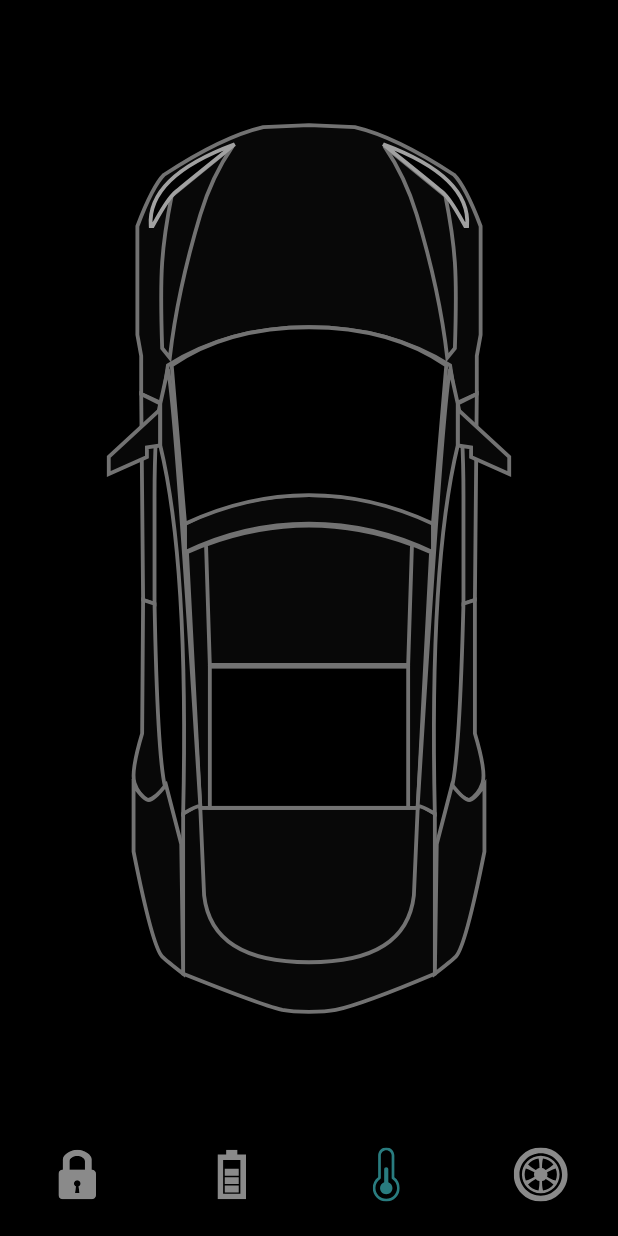
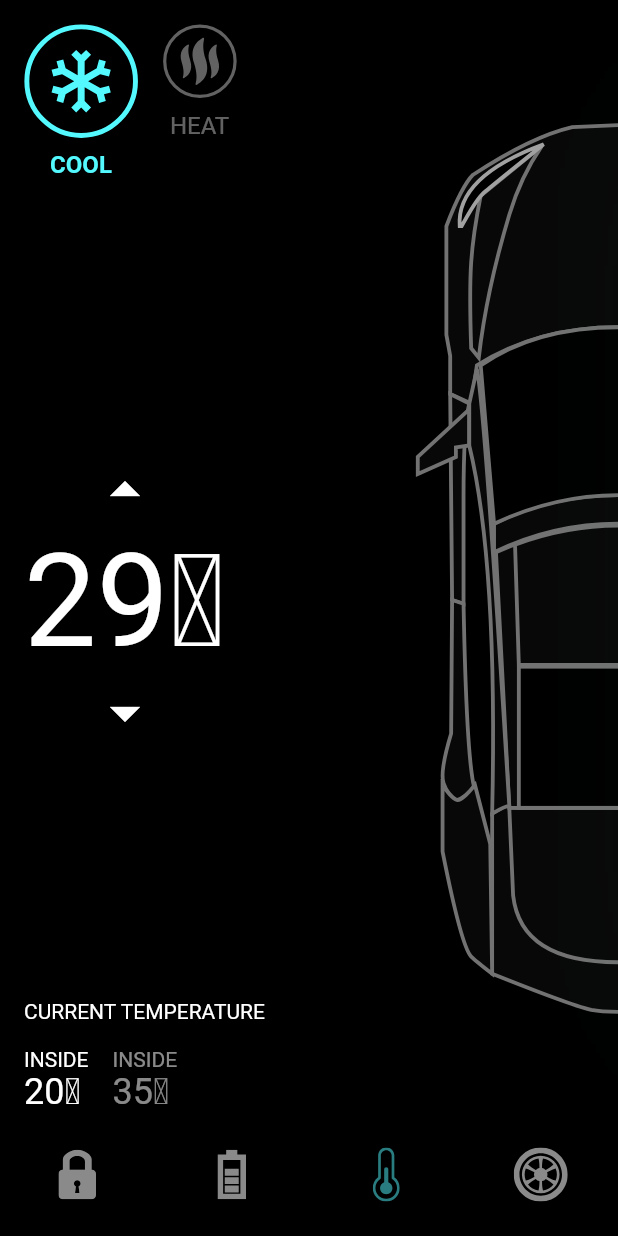
Before and after one commit to phucdth12a/Flutter, a Flutter app: the screen it shows after launch, item 3 of the bottom bar chosen, on a phone screen of 412 x 824 dp. Run offline on Flutter 3.47's test engine with Material 2 defaults, Android fonts, the phone set to English and light mode, and no system bars; our stand-ins replace flutter_svg.

Commit message:
01122021

```diff
--- /dev/null
+++ b/animated_tesla_car_app_using_flutter/lib/components/temp_btn.dart
@@ -0,0 +1,53 @@
+import 'package:flutter/material.dart';
+import 'package:flutter_svg/svg.dart';
+
+import '../constraint.dart';
+
+class TempBtn extends StatelessWidget {
+  const TempBtn({
+    Key? key,
+    required this.svgSrc,
+    required this.title,
+    this.isActive = true,
+    required this.press,
+    this.activeColor = primaryColor,
+  }) : super(key: key);
+
+  final String svgSrc, title;
+  final bool isActive;
+  final VoidCallback press;
+  final Color activeColor;
+
+  @override
+  Widget build(BuildContext context) {
+    return GestureDetector(
+      onTap: press,
+      child: Column(
+        children: [
+          AnimatedContainer(
+            duration: const Duration(milliseconds: 200),
+            curve: Curves.easeInOutBack,
+            height: isActive ? 76 : 50,
+            width: isActive ? 76 : 50,
+            child: SvgPicture.asset(
+              svgSrc,
+              color: isActive ? activeColor : Colors.white38,
+            ),
+          ),
+          const SizedBox(height: defaultPadding / 2),
+          AnimatedDefaultTextStyle(
+            duration: const Duration(milliseconds: 200),
+            style: TextStyle(
+              fontSize: 16,
+              color: isActive ? activeColor : Colors.white38,
+              fontWeight: isActive ? FontWeight.bold : FontWeight.normal,
+            ),
+            child: Text(
+              title.toUpperCase(),
+            ),
+          ),
+        ],
+      ),
+    );
+  }
+}
--- /dev/null
+++ b/animated_tesla_car_app_using_flutter/lib/components/temp_details.dart
@@ -0,0 +1,109 @@
+import 'package:flutter/material.dart';
+
+import '../constraint.dart';
+import '../home_controller.dart';
+import 'temp_btn.dart';
+
+class TempDetails extends StatelessWidget {
+  const TempDetails({
+    Key? key,
+    required HomeController homeController,
+  })  : _homeController = homeController,
+        super(key: key);
+
+  final HomeController _homeController;
+
+  @override
+  Widget build(BuildContext context) {
+    return Padding(
+      padding: const EdgeInsets.all(defaultPadding),
+      child: Column(
+        crossAxisAlignment: CrossAxisAlignment.start,
+        children: [
+          SizedBox(
+            height: 120,
+            child: Row(
+              children: [
+                TempBtn(
+                  isActive: _homeController.isCoolSelected,
+                  svgSrc: "assets/icons/coolShape.svg",
+                  title: "Cool",
+                  press: _homeController.updateCoolSelectedTab,
+                ),
+                const SizedBox(width: defaultPadding),
+                TempBtn(
+                  isActive: !_homeController.isCoolSelected,
+                  svgSrc: "assets/icons/heatShape.svg",
+                  title: "Heat",
+                  activeColor: redColor,
+                  press: _homeController.updateCoolSelectedTab,
+                ),
+              ],
+            ),
+          ),
+          const Spacer(),
+          Column(
+            children: [
+              IconButton(
+                padding: EdgeInsets.zero,
+                onPressed: () {},
+                icon: const Icon(
+                  Icons.arrow_drop_up,
+                  size: 48,
+                ),
+              ),
+              const Text(
+                "29" "\u2103",
+                style: TextStyle(fontSize: 86),
+              ),
+              IconButton(
+                padding: EdgeInsets.zero,
+                onPressed: () {},
+                icon: const Icon(
+                  Icons.arrow_drop_down,
+                  size: 48,
+                ),
+              ),
+            ],
+          ),
+          const Spacer(),
+          const Text("CURRENT TEMPERATURE"),
+          const SizedBox(height: defaultPadding),
+          Row(
+            children: [
+              Column(
+                crossAxisAlignment: CrossAxisAlignment.start,
+                children: [
+                  Text(
+                    "Inside".toUpperCase(),
+                  ),
+                  Text(
+                    "20" "\u2103",
+                    style: Theme.of(context).textTheme.headline5,
+                  ),
+                ],
+              ),
+              const SizedBox(width: defaultPadding),
+              Column(
+                crossAxisAlignment: CrossAxisAlignment.start,
+                children: [
+                  Text(
+                    "Inside".toUpperCase(),
+                    style: const TextStyle(color: Colors.white54),
+                  ),
+                  Text(
+                    "35" "\u2103",
+                    style: Theme.of(context)
+                        .textTheme
+                        .headline5!
+                        .copyWith(color: Colors.white54),
+                  ),
+                ],
+              ),
+            ],
+          ),
+        ],
+      ),
+    );
+  }
+}
--- a/animated_tesla_car_app_using_flutter/lib/home_controller.dart
+++ b/animated_tesla_car_app_using_flutter/lib/home_controller.dart
@@ -32,4 +32,11 @@
     isTrunkDoorLock = !isTrunkDoorLock;
     notifyListeners();
   }
+
+  bool isCoolSelected = true;
+
+  void updateCoolSelectedTab() {
+    isCoolSelected = !isCoolSelected;
+    notifyListeners();
+  }
 }
--- a/animated_tesla_car_app_using_flutter/lib/screens/home_screen.dart
+++ b/animated_tesla_car_app_using_flutter/lib/screens/home_screen.dart
@@ -1,5 +1,6 @@
 import 'package:animated_tesla_car_app_using_flutter/components/battery_status.dart';
 import 'package:animated_tesla_car_app_using_flutter/components/door_lock.dart';
+import 'package:animated_tesla_car_app_using_flutter/components/temp_details.dart';
 import 'package:animated_tesla_car_app_using_flutter/components/tesla_bottom_navigationbar.dart';
 import 'package:animated_tesla_car_app_using_flutter/constraint.dart';
 import 'package:animated_tesla_car_app_using_flutter/home_controller.dart';
@@ -13,13 +14,17 @@
   State<HomeScreen> createState() => _HomeScreenState();
 }
 
-class _HomeScreenState extends State<HomeScreen>
-    with SingleTickerProviderStateMixin {
+class _HomeScreenState extends State<HomeScreen> with TickerProviderStateMixin {
   final HomeController _homeController = HomeController();
 
   late AnimationController _batteryAnimationController;
   late Animation<double> _animationBattery;
   late Animation<double> _animationBatteryStatus;
+
+  late AnimationController _tempAnimationController;
+  late Animation<double> _animationCarShift;
+  late Animation<double> _animationTempShowInfo;
+  late Animation<double> _animationCoolGlow;
 
   void setupBatteryAnimation() {
     _batteryAnimationController = AnimationController(
@@ -38,23 +43,50 @@
     );
   }
 
+  void setupTempAnimation() {
+    _tempAnimationController = AnimationController(
+      vsync: this,
+      duration: const Duration(milliseconds: 1500),
+    );
+
+    _animationCarShift = CurvedAnimation(
+      parent: _tempAnimationController,
+      curve: const Interval(0.2, 0.4),
+    );
+
+    _animationTempShowInfo = CurvedAnimation(
+      parent: _tempAnimationController,
+      curve: const Interval(0.45, 0.65),
+    );
+
+    _animationCoolGlow = CurvedAnimation(
+      parent: _tempAnimationController,
+      curve: const Interval(0.7, 1),
+    );
+  }
+
   @override
   void initState() {
     setupBatteryAnimation();
+    setupTempAnimation();
     super.initState();
   }
 
   @override
   void dispose() {
     _batteryAnimationController.dispose();
+    _tempAnimationController.dispose();
     super.dispose();
   }
 
   @override
   Widget build(BuildContext context) {
     return AnimatedBuilder(
-      animation:
-          Listenable.merge([_homeController, _batteryAnimationController]),
+      animation: Listenable.merge([
+        _homeController,
+        _batteryAnimationController,
+        _tempAnimationController
+      ]),
       builder: (context, _) {
         return Scaffold(
           bottomNavigationBar: TeslaBottomNavigationBar(
@@ -63,6 +95,11 @@
                 _batteryAnimationController.forward();
               } else if (_homeController.selectedBottomTab == 1 && index != 1) {
                 _batteryAnimationController.reverse(from: 0.7);
+              }
+              if (index == 2) {
+                _tempAnimationController.forward();
+              } else if (_homeController.selectedBottomTab == 2 && index != 2) {
+                _tempAnimationController.reverse(from: 0.4);
               }
               _homeController.onBottomNavigationTabChange(index);
             },
@@ -73,12 +110,21 @@
               return Stack(
                 alignment: Alignment.center,
                 children: [
-                  Padding(
+                  SizedBox(
+                    height: constraints.maxHeight,
+                    width: constraints.maxWidth,
+                  ),
+                  Positioned(
+                    left: constraints.maxWidth / 2 * _animationCarShift.value,
+                    height: constraints.maxHeight,
+                    width: constraints.maxWidth,
+                    child: Padding(
                       padding: EdgeInsets.symmetric(
                           vertical: constraints.maxHeight * 0.1),
                       child: SvgPicture.asset(
                         "assets/icons/Car.svg",
                         width: double.infinity,
+                      ),
                     ),
                   ),
                   AnimatedPositioned(
@@ -149,7 +195,35 @@
                     width: constraints.maxWidth,
                     child: Opacity(
                       opacity: _animationBatteryStatus.value,
-                        child: BatteryStatus(constraints: constraints)),
+                      child: BatteryStatus(constraints: constraints),
+                    ),
+                  ),
+                  // Temp
+                  Positioned(
+                    height: constraints.maxHeight,
+                    width: constraints.maxWidth,
+                    top: 60 * (1 - _animationTempShowInfo.value),
+                    child: Opacity(
+                      opacity: _animationTempShowInfo.value,
+                      child: TempDetails(homeController: _homeController),
+                    ),
+                  ),
+                  Positioned(
+                    right: -180 * (1 - _animationCoolGlow.value),
+                    child: AnimatedSwitcher(
+                      duration: defaultDuration,
+                      child: _homeController.isCoolSelected
+                          ? Image.asset(
+                              "assets/images/Cool_glow_2.png",
+                              key: UniqueKey(),
+                              width: 200,
+                            )
+                          : Image.asset(
+                              "assets/images/Hot_glow_4.png",
+                              key: UniqueKey(),
+                              width: 200,
+                            ),
+                    ),
                   ),
                 ],
               );
```
Lines whose indentation alone changed are shown as unchanged.
